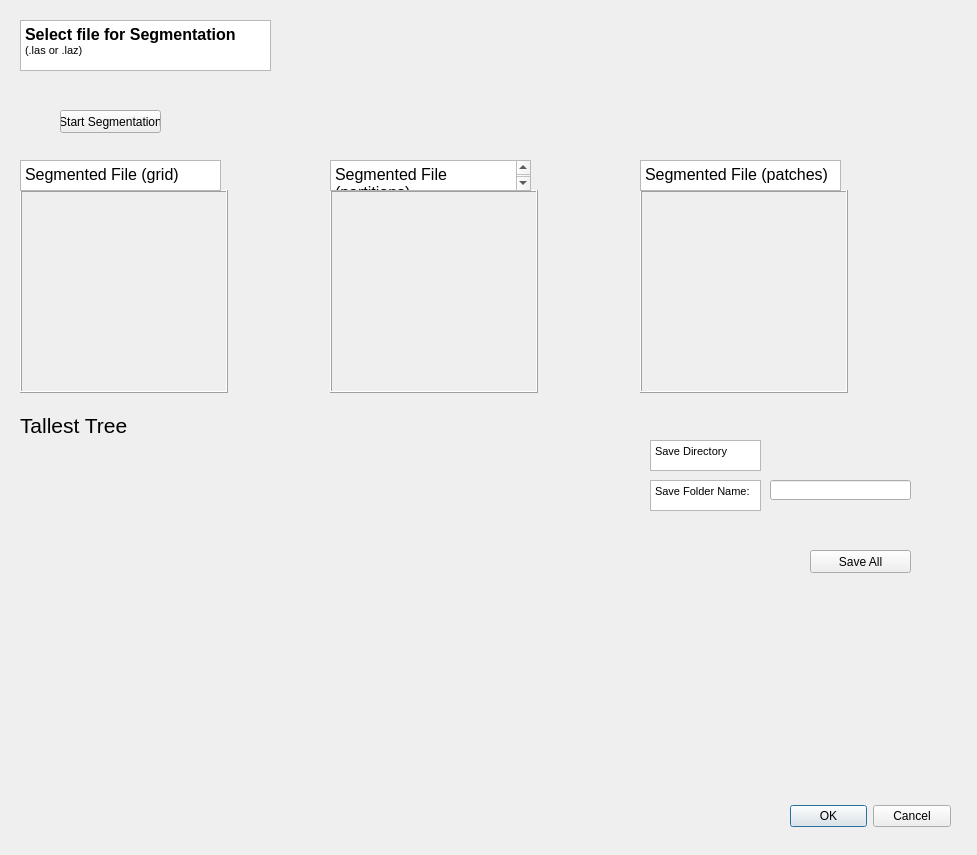
The window that tree_seg_dialog_base.ui (pstorum/TrEx) describes before a commit, drawn with Qt 5.
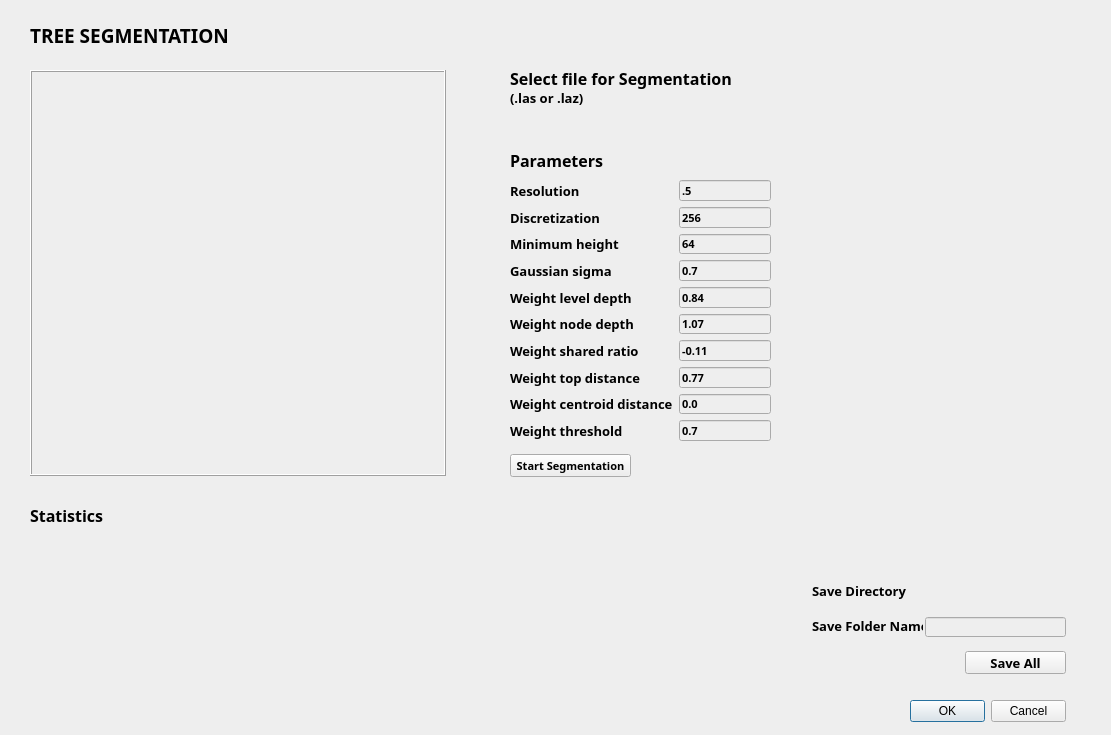
The same window after the commit. Custom widgets are drawn as their Qt base class.

Patch:
```diff
--- a/tree_seg_dialog_base.ui
+++ b/tree_seg_dialog_base.ui
@@ -6,41 +6,132 @@
    <rect>
     <x>0</x>
     <y>0</y>
-    <width>977</width>
-    <height>855</height>
+    <width>1111</width>
+    <height>735</height>
    </rect>
   </property>
+  <property name="palette">
+   <palette>
+    <active>
+     <colorrole role="Button">
+      <brush brushstyle="SolidPattern">
+       <color alpha="255">
+        <red>238</red>
+        <green>238</green>
+        <blue>238</blue>
+       </color>
+      </brush>
+     </colorrole>
+     <colorrole role="Base">
+      <brush brushstyle="SolidPattern">
+       <color alpha="255">
+        <red>238</red>
+        <green>238</green>
+        <blue>238</blue>
+       </color>
+      </brush>
+     </colorrole>
+     <colorrole role="Window">
+      <brush brushstyle="SolidPattern">
+       <color alpha="255">
+        <red>238</red>
+        <green>238</green>
+        <blue>238</blue>
+       </color>
+      </brush>
+     </colorrole>
+    </active>
+    <inactive>
+     <colorrole role="Button">
+      <brush brushstyle="SolidPattern">
+       <color alpha="255">
+        <red>238</red>
+        <green>238</green>
+        <blue>238</blue>
+       </color>
+      </brush>
+     </colorrole>
+     <colorrole role="Base">
+      <brush brushstyle="SolidPattern">
+       <color alpha="255">
+        <red>238</red>
+        <green>238</green>
+        <blue>238</blue>
+       </color>
+      </brush>
+     </colorrole>
+     <colorrole role="Window">
+      <brush brushstyle="SolidPattern">
+       <color alpha="255">
+        <red>238</red>
+        <green>238</green>
+        <blue>238</blue>
+       </color>
+      </brush>
+     </colorrole>
+    </inactive>
+    <disabled>
+     <colorrole role="Button">
+      <brush brushstyle="SolidPattern">
+       <color alpha="255">
+        <red>238</red>
+        <green>238</green>
+        <blue>238</blue>
+       </color>
+      </brush>
+     </colorrole>
+     <colorrole role="Base">
+      <brush brushstyle="SolidPattern">
+       <color alpha="255">
+        <red>238</red>
+        <green>238</green>
+        <blue>238</blue>
+       </color>
+      </brush>
+     </colorrole>
+     <colorrole role="Window">
+      <brush brushstyle="SolidPattern">
+       <color alpha="255">
+        <red>238</red>
+        <green>238</green>
+        <blue>238</blue>
+       </color>
+      </brush>
+     </colorrole>
+    </disabled>
+   </palette>
+  </property>
+  <property name="font">
+   <font>
+    <pointsize>12</pointsize>
+   </font>
+  </property>
   <property name="windowTitle">
    <string>Tree Segmentation</string>
   </property>
   <property name="autoFillBackground">
    <bool>false</bool>
   </property>
-  <widget class="QDialogButtonBox" name="button_box">
-   <property name="geometry">
-    <rect>
-     <x>790</x>
-     <y>800</y>
-     <width>161</width>
-     <height>32</height>
-    </rect>
-   </property>
-   <property name="orientation">
-    <enum>Qt::Horizontal</enum>
-   </property>
-   <property name="standardButtons">
-    <set>QDialogButtonBox::Cancel|QDialogButtonBox::Ok</set>
-   </property>
-  </widget>
+  <property name="styleSheet">
+   <string notr="true">background-color: rgb(238, 238, 238);</string>
+  </property>
   <widget class="QgsFileWidget" name="mQgsFileWidget">
    <property name="geometry">
     <rect>
-     <x>20</x>
-     <y>80</y>
-     <width>141</width>
+     <x>510</x>
+     <y>110</y>
+     <width>191</width>
      <height>27</height>
     </rect>
    </property>
+   <property name="font">
+    <font>
+     <family>Segoe UI Semibold</family>
+     <pointsize>10</pointsize>
+     <weight>75</weight>
+     <bold>true</bold>
+    </font>
+   </property>
    <property name="storageMode">
     <enum>QgsFileWidget::GetFile</enum>
    </property>
@@ -48,62 +139,47 @@
   <widget class="QPushButton" name="startSeg">
    <property name="geometry">
     <rect>
-     <x>60</x>
-     <y>110</y>
-     <width>101</width>
+     <x>510</x>
+     <y>454</y>
+     <width>121</width>
      <height>23</height>
     </rect>
    </property>
+   <property name="font">
+    <font>
+     <family>Segoe UI Semibold</family>
+     <pointsize>8</pointsize>
+     <weight>75</weight>
+     <bold>true</bold>
+    </font>
+   </property>
    <property name="text">
     <string>Start Segmentation</string>
    </property>
-  </widget>
-  <widget class="QTextEdit" name="textEdit">
-   <property name="geometry">
-    <rect>
-     <x>20</x>
-     <y>20</y>
-     <width>251</width>
-     <height>51</height>
-    </rect>
+   <property name="default">
+    <bool>false</bool>
    </property>
-   <property name="html">
-    <string>&lt;!DOCTYPE HTML PUBLIC &quot;-//W3C//DTD HTML 4.0//EN&quot; &quot;http://www.w3.org/TR/REC-html40/strict.dtd&quot;&gt;
-&lt;html&gt;&lt;head&gt;&lt;meta name=&quot;qrichtext&quot; content=&quot;1&quot; /&gt;&lt;style type=&quot;text/css&quot;&gt;
-p, li { white-space: pre-wrap; }
-&lt;/style&gt;&lt;/head&gt;&lt;body style=&quot; font-family:'MS Shell Dlg 2'; font-size:8.25pt; font-weight:400; font-style:normal;&quot;&gt;
-&lt;p style=&quot; margin-top:0px; margin-bottom:0px; margin-left:0px; margin-right:0px; -qt-block-indent:0; text-indent:0px;&quot;&gt;&lt;span style=&quot; font-size:12pt; font-weight:600;&quot;&gt;Select file for Segmentation&lt;/span&gt;&lt;/p&gt;
-&lt;p style=&quot; margin-top:0px; margin-bottom:0px; margin-left:0px; margin-right:0px; -qt-block-indent:0; text-indent:0px;&quot;&gt;&lt;span style=&quot; font-size:8pt;&quot;&gt;(.las or .laz)&lt;/span&gt;&lt;/p&gt;&lt;/body&gt;&lt;/html&gt;</string>
+   <property name="flat">
+    <bool>false</bool>
    </property>
   </widget>
   <widget class="QLabel" name="segGrid">
    <property name="geometry">
     <rect>
-     <x>20</x>
-     <y>190</y>
-     <width>208</width>
-     <height>203</height>
+     <x>30</x>
+     <y>70</y>
+     <width>416</width>
+     <height>406</height>
     </rect>
    </property>
-   <property name="frameShape">
-    <enum>QFrame::Box</enum>
+   <property name="font">
+    <font>
+     <family>Segoe UI Semibold</family>
+     <pointsize>8</pointsize>
+     <weight>75</weight>
+     <bold>true</bold>
+    </font>
    </property>
-   <property name="frameShadow">
-    <enum>QFrame::Raised</enum>
-   </property>
-   <property name="text">
-    <string/>
-   </property>
-  </widget>
-  <widget class="QLabel" name="segPartitions">
-   <property name="geometry">
-    <rect>
-     <x>330</x>
-     <y>190</y>
-     <width>208</width>
-     <height>203</height>
-    </rect>
-   </property>
    <property name="frameShape">
     <enum>QFrame::Box</enum>
    </property>
@@ -114,85 +190,23 @@
     <string/>
    </property>
   </widget>
-  <widget class="QLabel" name="segPatches">
-   <property name="geometry">
-    <rect>
-     <x>640</x>
-     <y>190</y>
-     <width>208</width>
-     <height>203</height>
-    </rect>
-   </property>
-   <property name="frameShape">
-    <enum>QFrame::Box</enum>
-   </property>
-   <property name="frameShadow">
-    <enum>QFrame::Raised</enum>
-   </property>
-   <property name="text">
-    <string/>
-   </property>
-  </widget>
-  <widget class="QTextEdit" name="textEdit_2">
-   <property name="geometry">
-    <rect>
-     <x>20</x>
-     <y>160</y>
-     <width>201</width>
-     <height>31</height>
-    </rect>
-   </property>
-   <property name="html">
-    <string>&lt;!DOCTYPE HTML PUBLIC &quot;-//W3C//DTD HTML 4.0//EN&quot; &quot;http://www.w3.org/TR/REC-html40/strict.dtd&quot;&gt;
-&lt;html&gt;&lt;head&gt;&lt;meta name=&quot;qrichtext&quot; content=&quot;1&quot; /&gt;&lt;style type=&quot;text/css&quot;&gt;
-p, li { white-space: pre-wrap; }
-&lt;/style&gt;&lt;/head&gt;&lt;body style=&quot; font-family:'MS Shell Dlg 2'; font-size:8.25pt; font-weight:400; font-style:normal;&quot;&gt;
-&lt;p style=&quot; margin-top:0px; margin-bottom:0px; margin-left:0px; margin-right:0px; -qt-block-indent:0; text-indent:0px;&quot;&gt;&lt;span style=&quot; font-size:12pt;&quot;&gt;Segmented File (grid)&lt;/span&gt;&lt;/p&gt;&lt;/body&gt;&lt;/html&gt;</string>
-   </property>
-  </widget>
-  <widget class="QTextEdit" name="textEdit_3">
-   <property name="geometry">
-    <rect>
-     <x>330</x>
-     <y>160</y>
-     <width>201</width>
-     <height>31</height>
-    </rect>
-   </property>
-   <property name="html">
-    <string>&lt;!DOCTYPE HTML PUBLIC &quot;-//W3C//DTD HTML 4.0//EN&quot; &quot;http://www.w3.org/TR/REC-html40/strict.dtd&quot;&gt;
-&lt;html&gt;&lt;head&gt;&lt;meta name=&quot;qrichtext&quot; content=&quot;1&quot; /&gt;&lt;style type=&quot;text/css&quot;&gt;
-p, li { white-space: pre-wrap; }
-&lt;/style&gt;&lt;/head&gt;&lt;body style=&quot; font-family:'MS Shell Dlg 2'; font-size:8.25pt; font-weight:400; font-style:normal;&quot;&gt;
-&lt;p style=&quot; margin-top:0px; margin-bottom:0px; margin-left:0px; margin-right:0px; -qt-block-indent:0; text-indent:0px;&quot;&gt;&lt;span style=&quot; font-size:12pt;&quot;&gt;Segmented File (partitions)&lt;/span&gt;&lt;/p&gt;&lt;/body&gt;&lt;/html&gt;</string>
-   </property>
-  </widget>
-  <widget class="QTextEdit" name="textEdit_4">
-   <property name="geometry">
-    <rect>
-     <x>640</x>
-     <y>160</y>
-     <width>201</width>
-     <height>31</height>
-    </rect>
-   </property>
-   <property name="html">
-    <string>&lt;!DOCTYPE HTML PUBLIC &quot;-//W3C//DTD HTML 4.0//EN&quot; &quot;http://www.w3.org/TR/REC-html40/strict.dtd&quot;&gt;
-&lt;html&gt;&lt;head&gt;&lt;meta name=&quot;qrichtext&quot; content=&quot;1&quot; /&gt;&lt;style type=&quot;text/css&quot;&gt;
-p, li { white-space: pre-wrap; }
-&lt;/style&gt;&lt;/head&gt;&lt;body style=&quot; font-family:'MS Shell Dlg 2'; font-size:8.25pt; font-weight:400; font-style:normal;&quot;&gt;
-&lt;p style=&quot; margin-top:0px; margin-bottom:0px; margin-left:0px; margin-right:0px; -qt-block-indent:0; text-indent:0px;&quot;&gt;&lt;span style=&quot; font-size:12pt;&quot;&gt;Segmented File (patches)&lt;/span&gt;&lt;/p&gt;&lt;/body&gt;&lt;/html&gt;</string>
-   </property>
-  </widget>
   <widget class="QgsFileWidget" name="getSaveFile">
    <property name="geometry">
     <rect>
-     <x>770</x>
-     <y>440</y>
+     <x>925</x>
+     <y>581</y>
      <width>141</width>
-     <height>27</height>
+     <height>20</height>
     </rect>
    </property>
+   <property name="font">
+    <font>
+     <family>Segoe UI Semibold</family>
+     <pointsize>10</pointsize>
+     <weight>75</weight>
+     <bold>true</bold>
+    </font>
+   </property>
    <property name="storageMode">
     <enum>QgsFileWidget::GetDirectory</enum>
    </property>
@@ -200,12 +214,20 @@
   <widget class="QPushButton" name="saveAll">
    <property name="geometry">
     <rect>
-     <x>810</x>
-     <y>550</y>
+     <x>965</x>
+     <y>651</y>
      <width>101</width>
      <height>23</height>
     </rect>
    </property>
+   <property name="font">
+    <font>
+     <family>Segoe UI Semibold</family>
+     <pointsize>10</pointsize>
+     <weight>75</weight>
+     <bold>true</bold>
+    </font>
+   </property>
    <property name="text">
     <string>Save All</string>
    </property>
@@ -213,59 +235,36 @@
   <widget class="QLineEdit" name="fileSaveName">
    <property name="geometry">
     <rect>
-     <x>770</x>
-     <y>480</y>
+     <x>925</x>
+     <y>617</y>
      <width>141</width>
      <height>20</height>
     </rect>
    </property>
-  </widget>
-  <widget class="QTextEdit" name="Savedirectory">
-   <property name="geometry">
-    <rect>
-     <x>650</x>
-     <y>440</y>
-     <width>111</width>
-     <height>31</height>
-    </rect>
-   </property>
-   <property name="html">
-    <string>&lt;!DOCTYPE HTML PUBLIC &quot;-//W3C//DTD HTML 4.0//EN&quot; &quot;http://www.w3.org/TR/REC-html40/strict.dtd&quot;&gt;
-&lt;html&gt;&lt;head&gt;&lt;meta name=&quot;qrichtext&quot; content=&quot;1&quot; /&gt;&lt;style type=&quot;text/css&quot;&gt;
-p, li { white-space: pre-wrap; }
-&lt;/style&gt;&lt;/head&gt;&lt;body style=&quot; font-family:'MS Shell Dlg 2'; font-size:8.25pt; font-weight:400; font-style:normal;&quot;&gt;
-&lt;p style=&quot; margin-top:0px; margin-bottom:0px; margin-left:0px; margin-right:0px; -qt-block-indent:0; text-indent:0px;&quot;&gt;Save Directory&lt;/p&gt;&lt;/body&gt;&lt;/html&gt;</string>
-   </property>
-  </widget>
-  <widget class="QTextEdit" name="Savefoldname">
-   <property name="geometry">
-    <rect>
-     <x>650</x>
-     <y>480</y>
-     <width>111</width>
-     <height>31</height>
-    </rect>
-   </property>
-   <property name="html">
-    <string>&lt;!DOCTYPE HTML PUBLIC &quot;-//W3C//DTD HTML 4.0//EN&quot; &quot;http://www.w3.org/TR/REC-html40/strict.dtd&quot;&gt;
-&lt;html&gt;&lt;head&gt;&lt;meta name=&quot;qrichtext&quot; content=&quot;1&quot; /&gt;&lt;style type=&quot;text/css&quot;&gt;
-p, li { white-space: pre-wrap; }
-&lt;/style&gt;&lt;/head&gt;&lt;body style=&quot; font-family:'MS Shell Dlg 2'; font-size:8.25pt; font-weight:400; font-style:normal;&quot;&gt;
-&lt;p style=&quot; margin-top:0px; margin-bottom:0px; margin-left:0px; margin-right:0px; -qt-block-indent:0; text-indent:0px;&quot;&gt;Save Folder Name:&lt;/p&gt;&lt;/body&gt;&lt;/html&gt;</string>
+   <property name="font">
+    <font>
+     <family>Segoe UI Semibold</family>
+     <pointsize>8</pointsize>
+     <weight>75</weight>
+     <bold>true</bold>
+    </font>
    </property>
   </widget>
   <widget class="QLabel" name="tallestTree">
    <property name="geometry">
     <rect>
-     <x>20</x>
-     <y>490</y>
-     <width>601</width>
-     <height>311</height>
+     <x>30</x>
+     <y>550</y>
+     <width>401</width>
+     <height>161</height>
     </rect>
    </property>
    <property name="font">
     <font>
-     <pointsize>14</pointsize>
+     <family>Segoe UI Semibold</family>
+     <pointsize>12</pointsize>
+     <weight>75</weight>
+     <bold>true</bold>
     </font>
    </property>
    <property name="text">
@@ -278,19 +277,522 @@
   <widget class="QLabel" name="label">
    <property name="geometry">
     <rect>
-     <x>20</x>
-     <y>410</y>
-     <width>421</width>
+     <x>30</x>
+     <y>500</y>
+     <width>151</width>
      <height>31</height>
     </rect>
    </property>
    <property name="font">
     <font>
-     <pointsize>16</pointsize>
+     <family>Segoe UI Semibold</family>
+     <pointsize>12</pointsize>
+     <weight>75</weight>
+     <bold>true</bold>
     </font>
    </property>
    <property name="text">
-    <string>Tallest Tree</string>
+    <string>Statistics</string>
+   </property>
+  </widget>
+  <widget class="QWidget" name="formLayoutWidget">
+   <property name="geometry">
+    <rect>
+     <x>510</x>
+     <y>180</y>
+     <width>261</width>
+     <height>261</height>
+    </rect>
+   </property>
+   <property name="font">
+    <font>
+     <family>Segoe UI Semibold</family>
+     <pointsize>8</pointsize>
+     <weight>75</weight>
+     <bold>true</bold>
+    </font>
+   </property>
+   <layout class="QFormLayout" name="formLayout">
+    <item row="0" column="0">
+     <widget class="QLabel" name="resolutionText">
+      <property name="font">
+       <font>
+        <family>Segoe UI Semibold</family>
+        <pointsize>10</pointsize>
+        <weight>75</weight>
+        <bold>true</bold>
+       </font>
+      </property>
+      <property name="text">
+       <string>Resolution</string>
+      </property>
+      <property name="buddy">
+       <cstring>resolution</cstring>
+      </property>
+     </widget>
+    </item>
+    <item row="0" column="1">
+     <widget class="QLineEdit" name="resolution">
+      <property name="font">
+       <font>
+        <family>Segoe UI Semibold</family>
+        <pointsize>8</pointsize>
+        <weight>75</weight>
+        <bold>true</bold>
+       </font>
+      </property>
+      <property name="text">
+       <string>.5</string>
+      </property>
+     </widget>
+    </item>
+    <item row="1" column="0">
+     <widget class="QLabel" name="discretizationText">
+      <property name="font">
+       <font>
+        <family>Segoe UI Semibold</family>
+        <pointsize>10</pointsize>
+        <weight>75</weight>
+        <bold>true</bold>
+       </font>
+      </property>
+      <property name="text">
+       <string>Discretization</string>
+      </property>
+      <property name="buddy">
+       <cstring>discretization</cstring>
+      </property>
+     </widget>
+    </item>
+    <item row="1" column="1">
+     <widget class="QLineEdit" name="discretization">
+      <property name="font">
+       <font>
+        <family>Segoe UI Semibold</family>
+        <pointsize>8</pointsize>
+        <weight>75</weight>
+        <bold>true</bold>
+       </font>
+      </property>
+      <property name="text">
+       <string>256</string>
+      </property>
+     </widget>
+    </item>
+    <item row="2" column="0">
+     <widget class="QLabel" name="min_heightText">
+      <property name="font">
+       <font>
+        <family>Segoe UI Semibold</family>
+        <pointsize>10</pointsize>
+        <weight>75</weight>
+        <bold>true</bold>
+       </font>
+      </property>
+      <property name="text">
+       <string>Minimum height</string>
+      </property>
+      <property name="buddy">
+       <cstring>min_height</cstring>
+      </property>
+     </widget>
+    </item>
+    <item row="2" column="1">
+     <widget class="QLineEdit" name="min_height">
+      <property name="font">
+       <font>
+        <family>Segoe UI Semibold</family>
+        <pointsize>8</pointsize>
+        <weight>75</weight>
+        <bold>true</bold>
+       </font>
+      </property>
+      <property name="text">
+       <string>64</string>
+      </property>
+     </widget>
+    </item>
+    <item row="3" column="0">
+     <widget class="QLabel" name="gaussian_sigmaText">
+      <property name="font">
+       <font>
+        <family>Segoe UI Semibold</family>
+        <pointsize>10</pointsize>
+        <weight>75</weight>
+        <bold>true</bold>
+       </font>
+      </property>
+      <property name="text">
+       <string>Gaussian sigma</string>
+      </property>
+      <property name="buddy">
+       <cstring>gaussian_sigma</cstring>
+      </property>
+     </widget>
+    </item>
+    <item row="3" column="1">
+     <widget class="QLineEdit" name="gaussian_sigma">
+      <property name="font">
+       <font>
+        <family>Segoe UI Semibold</family>
+        <pointsize>8</pointsize>
+        <weight>75</weight>
+        <bold>true</bold>
+       </font>
+      </property>
+      <property name="text">
+       <string>0.7</string>
+      </property>
+     </widget>
+    </item>
+    <item row="4" column="0">
+     <widget class="QLabel" name="weight_level_depthText">
+      <property name="font">
+       <font>
+        <family>Segoe UI Semibold</family>
+        <pointsize>10</pointsize>
+        <weight>75</weight>
+        <bold>true</bold>
+       </font>
+      </property>
+      <property name="text">
+       <string>Weight level depth</string>
+      </property>
+      <property name="buddy">
+       <cstring>weight_level_depth</cstring>
+      </property>
+     </widget>
+    </item>
+    <item row="4" column="1">
+     <widget class="QLineEdit" name="weight_level_depth">
+      <property name="font">
+       <font>
+        <family>Segoe UI Semibold</family>
+        <pointsize>8</pointsize>
+        <weight>75</weight>
+        <bold>true</bold>
+       </font>
+      </property>
+      <property name="text">
+       <string>0.84</string>
+      </property>
+     </widget>
+    </item>
+    <item row="5" column="0">
+     <widget class="QLabel" name="weight_node_depthText">
+      <property name="font">
+       <font>
+        <family>Segoe UI Semibold</family>
+        <pointsize>10</pointsize>
+        <weight>75</weight>
+        <bold>true</bold>
+       </font>
+      </property>
+      <property name="text">
+       <string>Weight node depth</string>
+      </property>
+      <property name="buddy">
+       <cstring>weight_node_depth</cstring>
+      </property>
+     </widget>
+    </item>
+    <item row="5" column="1">
+     <widget class="QLineEdit" name="weight_node_depth">
+      <property name="font">
+       <font>
+        <family>Segoe UI Semibold</family>
+        <pointsize>8</pointsize>
+        <weight>75</weight>
+        <bold>true</bold>
+       </font>
+      </property>
+      <property name="text">
+       <string>1.07</string>
+      </property>
+     </widget>
+    </item>
+    <item row="6" column="0">
+     <widget class="QLabel" name="weight_shared_ratioText">
+      <property name="font">
+       <font>
+        <family>Segoe UI Semibold</family>
+        <pointsize>10</pointsize>
+        <weight>75</weight>
+        <bold>true</bold>
+       </font>
+      </property>
+      <property name="text">
+       <string>Weight shared ratio</string>
+      </property>
+      <property name="buddy">
+       <cstring>weight_shared_ratio</cstring>
+      </property>
+     </widget>
+    </item>
+    <item row="6" column="1">
+     <widget class="QLineEdit" name="weight_shared_ratio">
+      <property name="font">
+       <font>
+        <family>Segoe UI Semibold</family>
+        <pointsize>8</pointsize>
+        <weight>75</weight>
+        <bold>true</bold>
+       </font>
+      </property>
+      <property name="text">
+       <string>-0.11</string>
+      </property>
+     </widget>
+    </item>
+    <item row="8" column="0">
+     <widget class="QLabel" name="weight_centroid_distanceText">
+      <property name="font">
+       <font>
+        <family>Segoe UI Semibold</family>
+        <pointsize>10</pointsize>
+        <weight>75</weight>
+        <bold>true</bold>
+       </font>
+      </property>
+      <property name="text">
+       <string>Weight centroid distance</string>
+      </property>
+      <property name="buddy">
+       <cstring>weight_centroid_distance</cstring>
+      </property>
+     </widget>
+    </item>
+    <item row="9" column="0">
+     <widget class="QLabel" name="weight_thresholdText">
+      <property name="font">
+       <font>
+        <family>Segoe UI Semibold</family>
+        <pointsize>10</pointsize>
+        <weight>75</weight>
+        <bold>true</bold>
+       </font>
+      </property>
+      <property name="text">
+       <string>Weight threshold</string>
+      </property>
+      <property name="buddy">
+       <cstring>weight_threshold</cstring>
+      </property>
+     </widget>
+    </item>
+    <item row="7" column="0">
+     <widget class="QLabel" name="weight_top_distanceText">
+      <property name="font">
+       <font>
+        <family>Segoe UI Semibold</family>
+        <pointsize>10</pointsize>
+        <weight>75</weight>
+        <bold>true</bold>
+       </font>
+      </property>
+      <property name="text">
+       <string>Weight top distance</string>
+      </property>
+      <property name="buddy">
+       <cstring>weight_top_distance</cstring>
+      </property>
+     </widget>
+    </item>
+    <item row="7" column="1">
+     <widget class="QLineEdit" name="weight_top_distance">
+      <property name="font">
+       <font>
+        <family>Segoe UI Semibold</family>
+        <pointsize>8</pointsize>
+        <weight>75</weight>
+        <bold>true</bold>
+       </font>
+      </property>
+      <property name="text">
+       <string>0.77</string>
+      </property>
+     </widget>
+    </item>
+    <item row="8" column="1">
+     <widget class="QLineEdit" name="weight_centroid_distance">
+      <property name="font">
+       <font>
+        <family>Segoe UI Semibold</family>
+        <pointsize>8</pointsize>
+        <weight>75</weight>
+        <bold>true</bold>
+       </font>
+      </property>
+      <property name="text">
+       <string>0.0</string>
+      </property>
+     </widget>
+    </item>
+    <item row="9" column="1">
+     <widget class="QLineEdit" name="weight_threshold">
+      <property name="font">
+       <font>
+        <family>Segoe UI Semibold</family>
+        <pointsize>8</pointsize>
+        <weight>75</weight>
+        <bold>true</bold>
+       </font>
+      </property>
+      <property name="text">
+       <string>0.7</string>
+      </property>
+     </widget>
+    </item>
+   </layout>
+  </widget>
+  <widget class="QLabel" name="label_2">
+   <property name="geometry">
+    <rect>
+     <x>510</x>
+     <y>150</y>
+     <width>251</width>
+     <height>21</height>
+    </rect>
+   </property>
+   <property name="font">
+    <font>
+     <family>Segoe UI Semibold</family>
+     <pointsize>12</pointsize>
+     <weight>75</weight>
+     <bold>true</bold>
+    </font>
+   </property>
+   <property name="text">
+    <string>Parameters</string>
+   </property>
+  </widget>
+  <widget class="QLabel" name="label_4">
+   <property name="geometry">
+    <rect>
+     <x>510</x>
+     <y>68</y>
+     <width>260</width>
+     <height>21</height>
+    </rect>
+   </property>
+   <property name="font">
+    <font>
+     <family>Segoe UI Semibold</family>
+     <pointsize>12</pointsize>
+     <weight>75</weight>
+     <bold>true</bold>
+    </font>
+   </property>
+   <property name="text">
+    <string>Select file for Segmentation</string>
+   </property>
+  </widget>
+  <widget class="QLabel" name="label_5">
+   <property name="geometry">
+    <rect>
+     <x>812</x>
+     <y>581</y>
+     <width>111</width>
+     <height>20</height>
+    </rect>
+   </property>
+   <property name="font">
+    <font>
+     <family>Segoe UI Semibold</family>
+     <pointsize>10</pointsize>
+     <weight>75</weight>
+     <bold>true</bold>
+    </font>
+   </property>
+   <property name="text">
+    <string>Save Directory</string>
+   </property>
+  </widget>
+  <widget class="QLabel" name="label_6">
+   <property name="geometry">
+    <rect>
+     <x>812</x>
+     <y>616</y>
+     <width>111</width>
+     <height>20</height>
+    </rect>
+   </property>
+   <property name="font">
+    <font>
+     <family>Segoe UI Semibold</family>
+     <pointsize>10</pointsize>
+     <weight>75</weight>
+     <bold>true</bold>
+    </font>
+   </property>
+   <property name="text">
+    <string>Save Folder Name</string>
+   </property>
+   <property name="buddy">
+    <cstring>fileSaveName</cstring>
+   </property>
+  </widget>
+  <widget class="QLabel" name="label_7">
+   <property name="geometry">
+    <rect>
+     <x>30</x>
+     <y>20</y>
+     <width>411</width>
+     <height>31</height>
+    </rect>
+   </property>
+   <property name="font">
+    <font>
+     <family>Segoe UI Semibold</family>
+     <pointsize>14</pointsize>
+     <weight>75</weight>
+     <bold>true</bold>
+    </font>
+   </property>
+   <property name="text">
+    <string>TREE SEGMENTATION</string>
+   </property>
+  </widget>
+  <widget class="QLabel" name="label_3">
+   <property name="geometry">
+    <rect>
+     <x>510</x>
+     <y>90</y>
+     <width>191</width>
+     <height>16</height>
+    </rect>
+   </property>
+   <property name="font">
+    <font>
+     <family>Segoe UI Semibold</family>
+     <pointsize>10</pointsize>
+     <weight>75</weight>
+     <bold>true</bold>
+    </font>
+   </property>
+   <property name="text">
+    <string>(.las or .laz)</string>
+   </property>
+  </widget>
+  <widget class="QDialogButtonBox" name="buttonBox">
+   <property name="geometry">
+    <rect>
+     <x>910</x>
+     <y>700</y>
+     <width>156</width>
+     <height>23</height>
+    </rect>
+   </property>
+   <property name="font">
+    <font>
+     <family>Segoe UI Semibold</family>
+     <pointsize>8</pointsize>
+     <weight>75</weight>
+     <bold>true</bold>
+    </font>
+   </property>
+   <property name="standardButtons">
+    <set>QDialogButtonBox::Cancel|QDialogButtonBox::Ok</set>
    </property>
   </widget>
  </widget>
```
Left out of the diff: 50 changed lines with no effect on the pictures.
